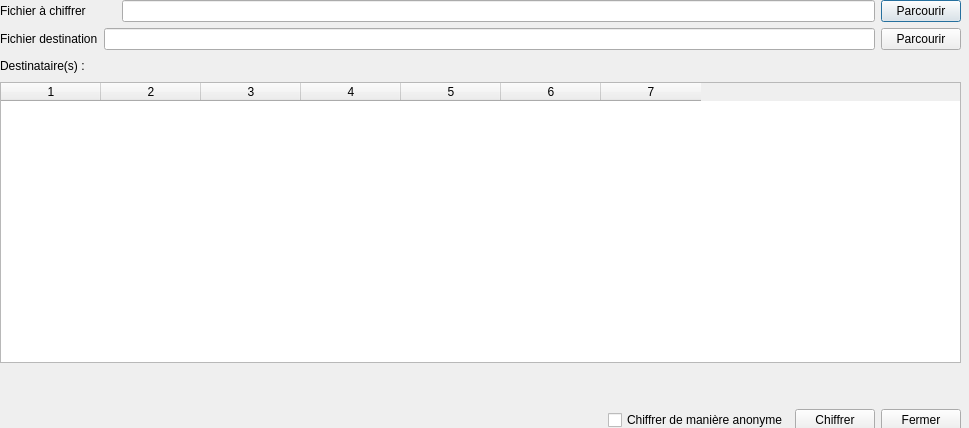
Old version of the form GuiPG/src/View/filesignandencryption.ui in the repository Diakakodo/GuiPG.
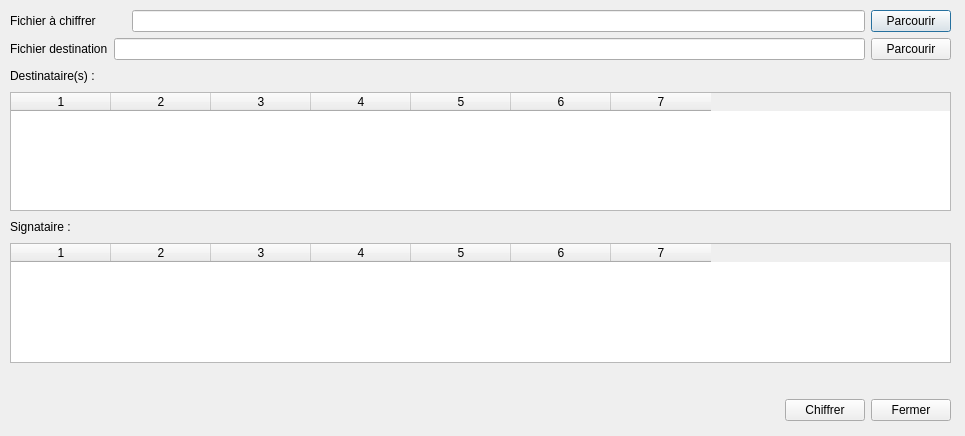
New version of the form.

Patch:
```diff
--- a/GuiPG/src/View/filesignandencryption.ui
+++ b/GuiPG/src/View/filesignandencryption.ui
@@ -6,8 +6,8 @@
    <rect>
     <x>0</x>
     <y>0</y>
-    <width>969</width>
-    <height>428</height>
+    <width>965</width>
+    <height>436</height>
    </rect>
   </property>
   <property name="windowTitle">
@@ -16,10 +16,10 @@
   <widget class="QWidget" name="layoutWidget">
    <property name="geometry">
     <rect>
-     <x>0</x>
-     <y>0</y>
-     <width>961</width>
-     <height>431</height>
+     <x>10</x>
+     <y>10</y>
+     <width>941</width>
+     <height>411</height>
     </rect>
    </property>
    <layout class="QVBoxLayout" name="verticalLayout_5">
@@ -137,20 +137,63 @@
      </widget>
     </item>
     <item>
-     <spacer name="verticalSpacer_9">
-      <property name="orientation">
-       <enum>Qt::Vertical</enum>
+     <layout class="QHBoxLayout" name="horizontalLayout_26">
+      <item>
+       <widget class="QLabel" name="destinationLabel2_2">
+        <property name="maximumSize">
+         <size>
+          <width>116</width>
+          <height>16777215</height>
+         </size>
+        </property>
+        <property name="text">
+         <string>Signataire :</string>
+        </property>
+       </widget>
+      </item>
+      <item>
+       <spacer name="horizontalSpacer2_3">
+        <property name="orientation">
+         <enum>Qt::Horizontal</enum>
+        </property>
+        <property name="sizeType">
+         <enum>QSizePolicy::Expanding</enum>
+        </property>
+        <property name="sizeHint" stdset="0">
+         <size>
+          <width>87</width>
+          <height>20</height>
+         </size>
+        </property>
+       </spacer>
+      </item>
+     </layout>
+    </item>
+    <item>
+     <widget class="QTableWidget" name="tableWidgetSign">
+      <property name="alternatingRowColors">
+       <bool>true</bool>
       </property>
-      <property name="sizeType">
-       <enum>QSizePolicy::Fixed</enum>
+      <property name="selectionMode">
+       <enum>QAbstractItemView::ExtendedSelection</enum>
       </property>
-      <property name="sizeHint" stdset="0">
-       <size>
-        <width>20</width>
-        <height>10</height>
-       </size>
+      <property name="selectionBehavior">
+       <enum>QAbstractItemView::SelectRows</enum>
       </property>
-     </spacer>
+      <property name="sortingEnabled">
+       <bool>true</bool>
+      </property>
+      <property name="columnCount">
+       <number>7</number>
+      </property>
+      <column/>
+      <column/>
+      <column/>
+      <column/>
+      <column/>
+      <column/>
+      <column/>
+     </widget>
     </item>
     <item>
      <layout class="QHBoxLayout" name="horizontalLayout_24">
@@ -234,13 +277,6 @@
         </property>
        </spacer>
       </item>
-      <item>
-       <widget class="QCheckBox" name="anonymousCheckBox2">
-        <property name="text">
-         <string>Chiffrer de manière anonyme</string>
-        </property>
-       </widget>
-      </item>
       <item>
        <widget class="QPushButton" name="okButton2">
         <property name="text">
```
